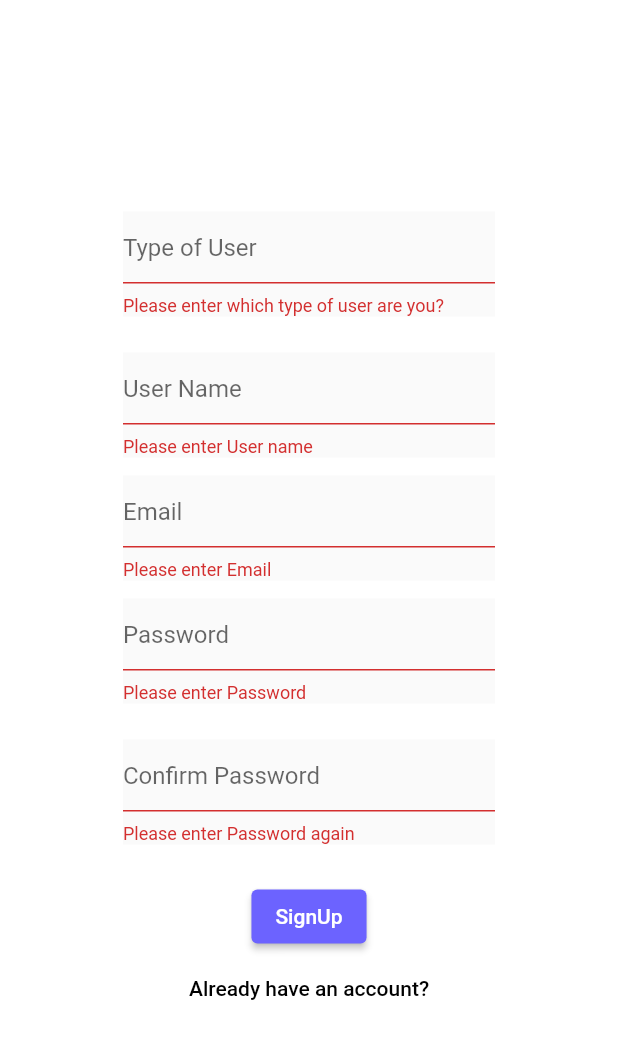
After one commit to Akib7/Flutter-Project, a Flutter app: the SignUPage screen opened directly, after a tap on "SignUp", on a phone screen of 412 x 824 dp. The commit adds this screen. Shown: the top 1039 px of the screen. Run offline on Flutter 3.47's test engine with Material 2 defaults, Android fonts, the phone set to English and light mode, and no system bars; our stand-ins replace flutter_svg, get.

```diff
--- a/lib/My Profile/myProfile.dart
+++ b/lib/My Profile/myProfile.dart
@@ -1,11 +1,11 @@
 import 'package:delivering_app/config/constants.dart';
-import 'package:delivering_app/screens/LoginForm.dart';
+import 'package:delivering_app/screens/login/LoginForm.dart';
 import 'package:delivering_app/screens/MyHomePage.dart';
 
 import 'package:flutter/material.dart';
 import 'package:get/get.dart';
 
-import '../Review Cart/home/drawer.dart';
+import '../home/drawer.dart';
 
 class MyProfile extends StatefulWidget {
   MyProfile({Key? key}) : super(key: key);
--- a/lib/Review Cart/home/drawer.dart
+++ b/lib/home/drawer.dart
@@ -5,7 +5,7 @@ import 'package:flutter/material.dart';
 import 'package:get/get.dart';
 
 import '../../screens/MyHomePage.dart';
-import '../review_cart.dart';
+import '../Review Cart/review_cart.dart';
 
 class DrawerData extends StatefulWidget {
   DrawerData({Key? key}) : super(key: key);
--- a/lib/main.dart
+++ b/lib/main.dart
@@ -1,8 +1,7 @@
-import 'package:delivering_app/screens/MyHomePage.dart';
 import 'package:flutter/material.dart';
 import 'package:get/get.dart';
 
-import 'screens/LoginForm.dart';
+import 'screens/login/LoginForm.dart';
 
 void main() {
   runApp(MyApp());
--- a/lib/screens/MyHomePage.dart
+++ b/lib/screens/MyHomePage.dart
@@ -4,8 +4,8 @@ import 'package:delivering_app/screens/getTabBar.dart';
 import 'package:delivering_app/screens/Item_pictures.dart';
 import 'package:flutter/material.dart';
 
-import '../Review Cart/home/drawer.dart';
 import '../config/constants.dart';
+import '../home/drawer.dart';
 import 'Restaurants.dart';
 import 'dropDown.dart';
 
--- a/lib/screens/LoginForm.dart
+++ b/lib/screens/login/LoginForm.dart
@@ -4,7 +4,7 @@ import 'package:delivering_app/config/constants.dart';
 import 'package:flutter/material.dart';
 import 'package:get/get.dart';
 
-import 'MyHomePage.dart';
+import '../MyHomePage.dart';
 
 class EmailFieldValidator {
   static String? validate(String? value) {
--- /dev/null
+++ b/lib/screens/signup/SignUp.dart
@@ -0,0 +1,220 @@
+import 'package:delivering_app/config/constants.dart';
+import 'package:delivering_app/screens/login/LoginForm.dart';
+
+import 'package:flutter/material.dart';
+import 'package:get/get.dart';
+
+class SignUPage extends StatefulWidget {
+  static String userName = '';
+  const SignUPage({Key? key}) : super(key: key);
+
+  @override
+  State<SignUPage> createState() => _SignUPageState();
+}
+
+class _SignUPageState extends State<SignUPage> {
+  String name = "", email = "", phone = "", typeOfUser = '';
+  TextEditingController typeOfUserText = TextEditingController();
+  TextEditingController emailText = TextEditingController();
+  TextEditingController nameText = TextEditingController();
+  TextEditingController password = TextEditingController();
+  TextEditingController confirmPassword = TextEditingController();
+
+  final GlobalKey<FormState> formkey = GlobalKey<FormState>();
+  @override
+  Widget build(BuildContext context) {
+    return Padding(
+      padding: const EdgeInsets.symmetric(
+        horizontal: 10,
+      ),
+      child: Form(
+        key: formkey,
+        child: Scaffold(
+          backgroundColor: Colors.white,
+          body: Padding(
+            padding: const EdgeInsets.symmetric(
+              horizontal: 24 * 3,
+            ),
+            child: Column(
+              children: [
+                const Spacer(
+                    // flex: 2,
+                    ),
+                Material(
+                  child: TextFormField(
+                    controller: typeOfUserText,
+                    keyboardType: TextInputType.text,
+                    validator: (value) {
+                      if (value == null || value.isEmpty) {
+                        return 'Please enter which type of user are you?';
+                      }
+
+                      return null;
+                    },
+                    onSaved: (value) {
+                      if (value == null || value.isEmpty) {
+                        typeOfUser = value.toString();
+                      }
+                    },
+                    decoration: const InputDecoration(
+                      hintText: "Type of User",
+                    ),
+                  ),
+                ),
+
+                Padding(
+                  padding: const EdgeInsets.only(top: 24),
+                  child: Material(
+                    child: TextFormField(
+                      controller: nameText,
+                      keyboardType: TextInputType.text,
+                      validator: (value) {
+                        if (value == null || value.isEmpty) {
+                          return 'Please enter User name';
+                        }
+
+                        return null;
+                      },
+                      onSaved: (value) {
+                        if (value == null || value.isEmpty) {
+                          name = value.toString();
+                        }
+                      },
+                      decoration: const InputDecoration(
+                        hintText: "User Name",
+                      ),
+                    ),
+                  ),
+                ),
+
+                Padding(
+                  padding: const EdgeInsets.symmetric(vertical: 24 / 2),
+                  child: Material(
+                    child: TextFormField(
+                      controller: emailText,
+                      keyboardType: TextInputType.text,
+                      validator: (value) {
+                        if (value == null || value.isEmpty) {
+                          return 'Please enter Email';
+                        }
+                        if (!RegExp(
+                                r"^([a-zA-Z0-9!#$%&'*+\/=?^_`{|}~-]+(?:\.[a-zA-Z0-9!#$%&'*+\/=?^_`{|}~-]+)*@(?:[a-zA-Z0-9](?:[a-zA-Z0-9-]*[a-zA-Z0-9])?\.)+[a-zA-Z0-9](?:[a-zA-Z0-9-]*[a-zA-Z0-9])?)$")
+                            .hasMatch(value)) {
+                          return 'Please enter a valid Email';
+                        }
+                        return null;
+                      },
+                      onSaved: (value) {
+                        if (value == null || value.isEmpty) {
+                          email = value.toString();
+                        }
+                      },
+                      decoration: const InputDecoration(
+                        hintText: "Email",
+                      ),
+                    ),
+                  ),
+                ),
+                Material(
+                  child: TextFormField(
+                    obscureText: true,
+                    controller: password,
+                    keyboardType: TextInputType.text,
+                    validator: (value) {
+                      if (value == null || value.isEmpty) {
+                        return 'Please enter Password';
+                      }
+                      if (value.length <= 6) {
+                        return "Password should not be less that 6 characters";
+                      }
+                      return null;
+                    },
+                    decoration: const InputDecoration(
+                      hintText: "Password",
+                    ),
+                  ),
+                ),
+                Padding(
+                  padding: const EdgeInsets.symmetric(vertical: 24),
+                  child: Material(
+                    child: TextFormField(
+                      obscureText: true,
+                      controller: confirmPassword,
+                      keyboardType: TextInputType.text,
+                      validator: (value) {
+                        if (value == null || value.isEmpty) {
+                          return "Please enter Password again";
+                        }
+                        if (value.length <= 6) {
+                          return "Password should not be less that 6 characters";
+                        }
+                        if (password.text != confirmPassword.text) {
+                          return "Password does not match";
+                        }
+                        return null;
+                      },
+                      decoration: const InputDecoration(
+                        hintText: "Confirm Password",
+                      ),
+                    ),
+                  ),
+                ),
+                ElevatedButton(
+                  style: ElevatedButton.styleFrom(
+                    primary: primaryColour,
+                  ),
+                  onPressed: () {
+                    if (formkey.currentState != null &&
+                        formkey.currentState!.validate()) {
+                      print("Login Successful");
+                    } else {
+                      print("Login Unsuccessful");
+                    }
+                    // Get.to(() => const MyHomePage());
+                    // Navigator.push(
+                    //   context,
+                    //   MaterialPageRoute(
+                    //     builder: (context) => MyHomePage(),
+                    //   ),
+                    // );
+                  },
+                  child: const Text(
+                    "SignUp",
+                    style: TextStyle(
+                      color: Colors.white,
+                    ),
+                  ),
+                ),
+                TextButton(
+                  onPressed: () {
+                    Get.to(
+                      () => const LoginForm(),
+                    );
+                  },
+                  child: const Text(
+                    "Already have an account?",
+                    style: TextStyle(
+                      color: Colors.black,
+                    ),
+                  ),
+                ),
+                // TextButton(
+                //   onPressed: () {},
+                //   child: const Text(
+                //     "Forgot Password?",
+                //     style: TextStyle(
+                //       color: Colors.white,
+                //     ),
+                //   ),
+                // ),
+                const Spacer(
+                  flex: 1,
+                ),
+              ],
+            ),
+          ),
+        ),
+      ),
+    );
+  }
+}
```
